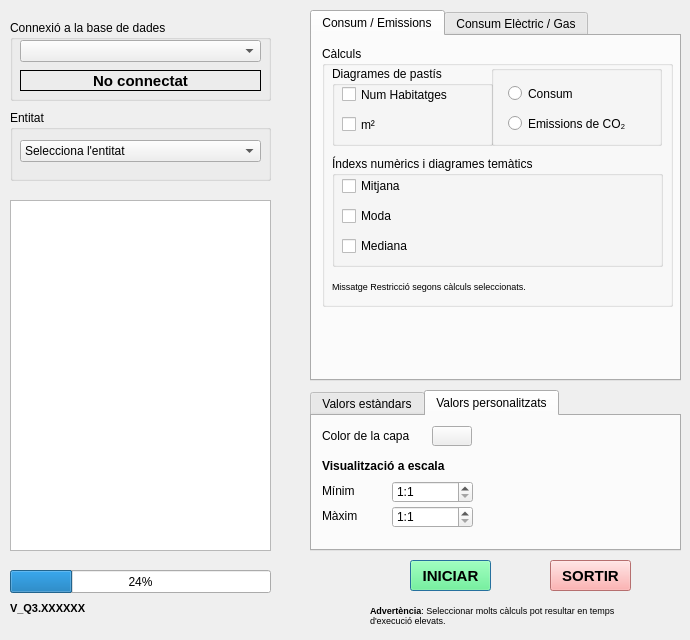
TecnocampusCCU/eficiencia_energetica, file eficiencia_energetica_dialog_base.ui: the form before one commit.
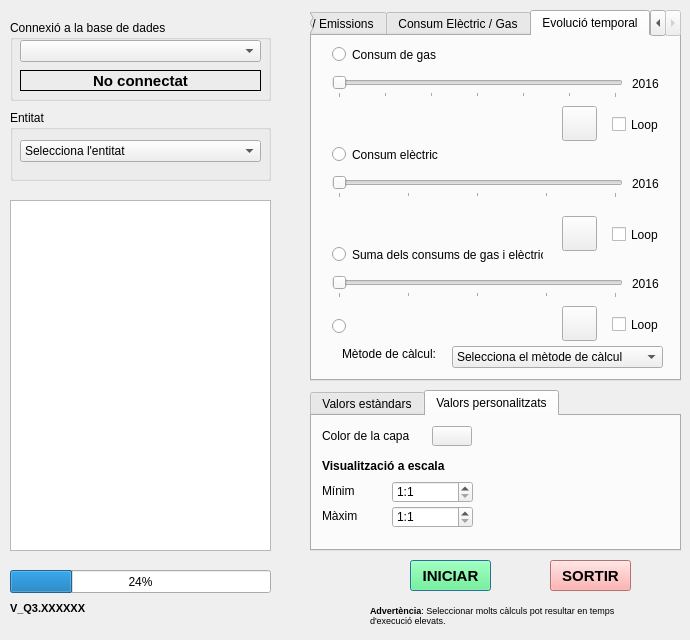
The form after the commit. The open tabs and pages were chosen to show the change. Icons and pictures are not drawn.

```diff
--- a/eficiencia_energetica_dialog_base.ui
+++ b/eficiencia_energetica_dialog_base.ui
@@ -1916,6 +1916,347 @@
      </widget>
     </widget>
    </widget>
+   <widget class="QWidget" name="tabEvolucio">
+    <attribute name="title">
+     <string>Evolució temporal</string>
+    </attribute>
+    <widget class="QRadioButton" name="evolucioGasButton">
+     <property name="geometry">
+      <rect>
+       <x>20</x>
+       <y>10</y>
+       <width>211</width>
+       <height>17</height>
+      </rect>
+     </property>
+     <property name="text">
+      <string>Consum de gas</string>
+     </property>
+    </widget>
+    <widget class="QSlider" name="evolucioGasSlider">
+     <property name="geometry">
+      <rect>
+       <x>20</x>
+       <y>40</y>
+       <width>291</width>
+       <height>22</height>
+      </rect>
+     </property>
+     <property name="minimum">
+      <number>2016</number>
+     </property>
+     <property name="maximum">
+      <number>2022</number>
+     </property>
+     <property name="orientation">
+      <enum>Qt::Horizontal</enum>
+     </property>
+     <property name="tickPosition">
+      <enum>QSlider::TicksBelow</enum>
+     </property>
+     <property name="tickInterval">
+      <number>1</number>
+     </property>
+    </widget>
+    <widget class="QRadioButton" name="evolucioLlumButton">
+     <property name="geometry">
+      <rect>
+       <x>20</x>
+       <y>110</y>
+       <width>211</width>
+       <height>17</height>
+      </rect>
+     </property>
+     <property name="text">
+      <string>Consum elèctric</string>
+     </property>
+    </widget>
+    <widget class="QSlider" name="evolucioLlumSlider">
+     <property name="geometry">
+      <rect>
+       <x>20</x>
+       <y>140</y>
+       <width>291</width>
+       <height>22</height>
+      </rect>
+     </property>
+     <property name="minimum">
+      <number>2016</number>
+     </property>
+     <property name="maximum">
+      <number>2020</number>
+     </property>
+     <property name="orientation">
+      <enum>Qt::Horizontal</enum>
+     </property>
+     <property name="tickPosition">
+      <enum>QSlider::TicksBelow</enum>
+     </property>
+     <property name="tickInterval">
+      <number>1</number>
+     </property>
+    </widget>
+    <widget class="QRadioButton" name="evolucioSumaButton">
+     <property name="geometry">
+      <rect>
+       <x>20</x>
+       <y>210</y>
+       <width>211</width>
+       <height>17</height>
+      </rect>
+     </property>
+     <property name="text">
+      <string>Suma dels consums de gas i elèctric</string>
+     </property>
+    </widget>
+    <widget class="QSlider" name="evolucioSumaSlider">
+     <property name="geometry">
+      <rect>
+       <x>20</x>
+       <y>240</y>
+       <width>291</width>
+       <height>22</height>
+      </rect>
+     </property>
+     <property name="minimum">
+      <number>2016</number>
+     </property>
+     <property name="maximum">
+      <number>2020</number>
+     </property>
+     <property name="orientation">
+      <enum>Qt::Horizontal</enum>
+     </property>
+     <property name="tickPosition">
+      <enum>QSlider::TicksBelow</enum>
+     </property>
+     <property name="tickInterval">
+      <number>1</number>
+     </property>
+    </widget>
+    <widget class="QLabel" name="anyGasLabel">
+     <property name="geometry">
+      <rect>
+       <x>320</x>
+       <y>40</y>
+       <width>31</width>
+       <height>16</height>
+      </rect>
+     </property>
+     <property name="text">
+      <string>2016</string>
+     </property>
+    </widget>
+    <widget class="QLabel" name="anyLlumLabel">
+     <property name="geometry">
+      <rect>
+       <x>320</x>
+       <y>140</y>
+       <width>31</width>
+       <height>16</height>
+      </rect>
+     </property>
+     <property name="text">
+      <string>2016</string>
+     </property>
+    </widget>
+    <widget class="QLabel" name="anySumaLabel">
+     <property name="geometry">
+      <rect>
+       <x>320</x>
+       <y>240</y>
+       <width>31</width>
+       <height>16</height>
+      </rect>
+     </property>
+     <property name="text">
+      <string>2016</string>
+     </property>
+    </widget>
+    <widget class="QPushButton" name="evolucioGasPlay">
+     <property name="geometry">
+      <rect>
+       <x>250</x>
+       <y>70</y>
+       <width>35</width>
+       <height>35</height>
+      </rect>
+     </property>
+     <property name="text">
+      <string/>
+     </property>
+     <property name="icon">
+      <iconset>
+       <normaloff>icons/play_icon.png</normaloff>icons/play_icon.png</iconset>
+     </property>
+     <property name="iconSize">
+      <size>
+       <width>25</width>
+       <height>25</height>
+      </size>
+     </property>
+     <property name="checkable">
+      <bool>true</bool>
+     </property>
+    </widget>
+    <widget class="QCheckBox" name="loopGasCheck">
+     <property name="geometry">
+      <rect>
+       <x>300</x>
+       <y>80</y>
+       <width>51</width>
+       <height>17</height>
+      </rect>
+     </property>
+     <property name="text">
+      <string>Loop</string>
+     </property>
+    </widget>
+    <widget class="QPushButton" name="evolucioLlumPlay">
+     <property name="geometry">
+      <rect>
+       <x>250</x>
+       <y>180</y>
+       <width>35</width>
+       <height>35</height>
+      </rect>
+     </property>
+     <property name="text">
+      <string/>
+     </property>
+     <property name="icon">
+      <iconset>
+       <normaloff>icons/play_icon.png</normaloff>icons/play_icon.png</iconset>
+     </property>
+     <property name="iconSize">
+      <size>
+       <width>25</width>
+       <height>25</height>
+      </size>
+     </property>
+     <property name="checkable">
+      <bool>true</bool>
+     </property>
+    </widget>
+    <widget class="QCheckBox" name="loopLlumCheck">
+     <property name="geometry">
+      <rect>
+       <x>300</x>
+       <y>190</y>
+       <width>51</width>
+       <height>17</height>
+      </rect>
+     </property>
+     <property name="text">
+      <string>Loop</string>
+     </property>
+    </widget>
+    <widget class="QPushButton" name="evolucioSumaPlay">
+     <property name="geometry">
+      <rect>
+       <x>250</x>
+       <y>270</y>
+       <width>35</width>
+       <height>35</height>
+      </rect>
+     </property>
+     <property name="text">
+      <string/>
+     </property>
+     <property name="icon">
+      <iconset>
+       <normaloff>icons/play_icon.png</normaloff>icons/play_icon.png</iconset>
+     </property>
+     <property name="iconSize">
+      <size>
+       <width>25</width>
+       <height>25</height>
+      </size>
+     </property>
+     <property name="checkable">
+      <bool>true</bool>
+     </property>
+    </widget>
+    <widget class="QCheckBox" name="loopSumaCheck">
+     <property name="geometry">
+      <rect>
+       <x>300</x>
+       <y>280</y>
+       <width>51</width>
+       <height>17</height>
+      </rect>
+     </property>
+     <property name="text">
+      <string>Loop</string>
+     </property>
+    </widget>
+    <widget class="QLabel" name="metodeEvolucioLabel">
+     <property name="geometry">
+      <rect>
+       <x>30</x>
+       <y>310</y>
+       <width>111</width>
+       <height>16</height>
+      </rect>
+     </property>
+     <property name="text">
+      <string>Mètode de càlcul:</string>
+     </property>
+    </widget>
+    <widget class="QComboBox" name="metodeEvolucioCombo">
+     <property name="geometry">
+      <rect>
+       <x>140</x>
+       <y>310</y>
+       <width>211</width>
+       <height>22</height>
+      </rect>
+     </property>
+     <item>
+      <property name="text">
+       <string>Selecciona el mètode de càlcul</string>
+      </property>
+     </item>
+     <item>
+      <property name="text">
+       <string>Nombre d'habitatges</string>
+      </property>
+     </item>
+     <item>
+      <property name="text">
+       <string>Metres quadrats</string>
+      </property>
+     </item>
+     <item>
+      <property name="text">
+       <string>Mitjana</string>
+      </property>
+     </item>
+     <item>
+      <property name="text">
+       <string>Moda</string>
+      </property>
+     </item>
+     <item>
+      <property name="text">
+       <string>Mediana</string>
+      </property>
+     </item>
+    </widget>
+    <widget class="QRadioButton" name="evolucioInvisible">
+     <property name="geometry">
+      <rect>
+       <x>20</x>
+       <y>280</y>
+       <width>91</width>
+       <height>20</height>
+      </rect>
+     </property>
+     <property name="text">
+      <string/>
+     </property>
+    </widget>
+   </widget>
   </widget>
   <zorder>tabCalculs</zorder>
   <zorder>groupBD</zorder>
```
Left out of the diff: 35 changed lines with no effect on the pictures.
